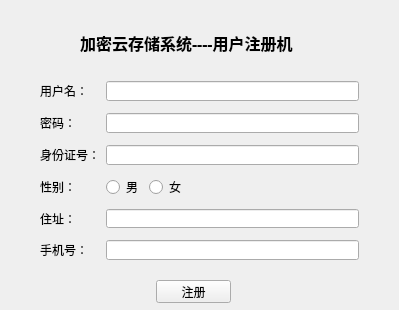
songzhj/CloudSys, file CloudSysRegister_Client_Qt/mainwindow.ui: the form before one commit.
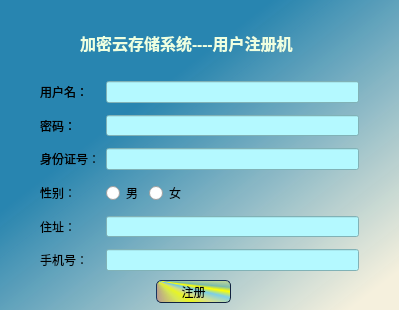
The form after the commit.

Commit message:
修复了注册程序的BUG; 修改了一些界面元素;
修复了注册程序的客户端从服务端取返回值时会取的一次空值的BUG.
修改了登录界面UI, 添加了一些QSS样式.

```diff
--- a/CloudSysRegister_Client_Qt/mainwindow.ui
+++ b/CloudSysRegister_Client_Qt/mainwindow.ui
@@ -10,8 +10,20 @@
     <height>310</height>
    </rect>
   </property>
+  <property name="font">
+   <font>
+    <family>Arial</family>
+    <pointsize>10</pointsize>
+    <weight>50</weight>
+    <italic>false</italic>
+    <bold>false</bold>
+   </font>
+  </property>
   <property name="windowTitle">
-   <string>MainWindow</string>
+   <string>加密云存储注册机</string>
+  </property>
+  <property name="styleSheet">
+   <string notr="true">QMainWindow{background:qlineargradient(spread:pad, x1:0, y1:0, x2:1, y2:1, stop:0.340909 rgba(39, 132, 175, 243), stop:0.9375 rgba(245, 240, 221, 255))}</string>
   </property>
   <widget class="QWidget" name="centralWidget">
    <widget class="QWidget" name="formLayoutWidget">
@@ -20,7 +32,7 @@
       <x>29</x>
       <y>70</y>
       <width>341</width>
-      <height>201</height>
+      <height>212</height>
      </rect>
     </property>
     <layout class="QFormLayout" name="formLayout">
@@ -37,7 +49,15 @@
      <item row="0" column="1">
       <widget class="QLineEdit" name="user">
        <property name="focusPolicy">
-        <enum>Qt::ClickFocus</enum>
+        <enum>Qt::StrongFocus</enum>
+       </property>
+       <property name="styleSheet">
+        <string notr="true">*{
+	
+	color: rgb(0, 85, 0);
+	background-color: rgb(180, 249, 255);
+}
+</string>
        </property>
       </widget>
      </item>
@@ -56,6 +76,14 @@
        <property name="acceptDrops">
         <bool>false</bool>
        </property>
+       <property name="styleSheet">
+        <string notr="true">*{
+	
+	color: rgb(0, 85, 0);
+	background-color: rgb(180, 249, 255);
+}
+</string>
+       </property>
        <property name="echoMode">
         <enum>QLineEdit::Password</enum>
        </property>
@@ -71,7 +99,15 @@
      <item row="2" column="1">
       <widget class="QLineEdit" name="IDCard">
        <property name="focusPolicy">
-        <enum>Qt::ClickFocus</enum>
+        <enum>Qt::StrongFocus</enum>
+       </property>
+       <property name="styleSheet">
+        <string notr="true">*{
+	
+	color: rgb(0, 85, 0);
+	background-color: rgb(180, 249, 255);
+}
+</string>
        </property>
       </widget>
      </item>
@@ -92,7 +128,15 @@
      <item row="4" column="1">
       <widget class="QLineEdit" name="address">
        <property name="focusPolicy">
-        <enum>Qt::ClickFocus</enum>
+        <enum>Qt::StrongFocus</enum>
+       </property>
+       <property name="styleSheet">
+        <string notr="true">*{
+	
+	color: rgb(0, 85, 0);
+	background-color: rgb(180, 249, 255);
+}
+</string>
        </property>
       </widget>
      </item>
@@ -106,7 +150,15 @@
      <item row="5" column="1">
       <widget class="QLineEdit" name="phoneNumber">
        <property name="focusPolicy">
-        <enum>Qt::ClickFocus</enum>
+        <enum>Qt::StrongFocus</enum>
+       </property>
+       <property name="styleSheet">
+        <string notr="true">*{
+	
+	color: rgb(0, 85, 0);
+	background-color: rgb(180, 249, 255);
+}
+</string>
        </property>
       </widget>
      </item>
@@ -153,6 +205,9 @@
       <bold>true</bold>
      </font>
     </property>
+    <property name="styleSheet">
+     <string notr="true">*{color:rgb(238, 255, 224)}</string>
+    </property>
     <property name="text">
      <string>加密云存储系统----用户注册机</string>
     </property>
@@ -166,6 +221,13 @@
       <height>23</height>
      </rect>
     </property>
+    <property name="styleSheet">
+     <string notr="true">QPushButton{ border-style: outset;border-width: 1px;border-radius: 5px;border-color: #11223F;padding: 1px;
+background-color: qconicalgradient(cx:0, cy:0, angle:135, stop:0 rgba(255, 128, 0, 69), stop:0.375 rgba(255, 42, 0, 69), stop:0.423533 rgba(251, 255, 0, 145), stop:0.45 rgba(247, 255, 0, 208), stop:0.477581 rgba(255, 244, 71, 130), stop:0.518717 rgba(71, 205, 255, 130), stop:0.55 rgba(255, 255, 0, 255), stop:0.57754 rgba(74, 170, 140, 130), stop:0.625 rgba(255, 255, 0, 69), stop:1 rgba(0, 164, 255, 69));}
+
+QPushButton::hover{
+	background-color: qconicalgradient(cx:0.5, cy:0.5, angle:0, stop:0 rgba(45, 60, 12, 255), stop:0.16 rgba(136, 106, 22, 255), stop:0.225 rgba(166, 140, 41, 255), stop:0.285 rgba(204, 181, 74, 255), stop:0.345 rgba(235, 219, 102, 255), stop:0.415 rgba(245, 236, 112, 255), stop:0.52 rgba(209, 190, 76, 255), stop:0.57 rgba(187, 156, 51, 255), stop:0.635 rgba(168, 142, 42, 255), stop:0.695 rgba(202, 174, 68, 255), stop:0.75 rgba(218, 202, 86, 255), stop:0.815 rgba(208, 187, 73, 255), stop:0.88 rgba(187, 156, 51, 255), stop:0.935 rgba(137, 108, 26, 255), stop:1 rgba(35, 40, 3, 255));}</string>
+    </property>
     <property name="text">
      <string>注册</string>
     </property>
```
Left out of the diff: 2 changed lines with no effect on the pictures. The commit also changes 5 other files.
